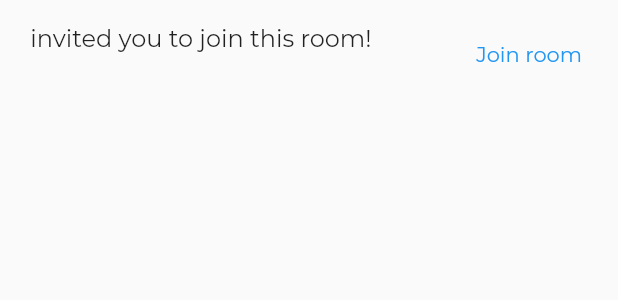
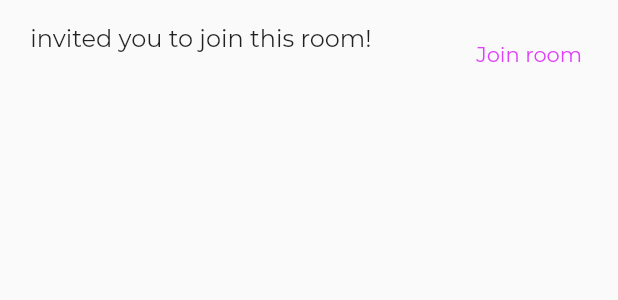
Before and after one commit to zunedz/TeamUp, a Flutter app: the InvitationNotificationItem widget shown alone on an empty page, opened directly with empty values, after a tap on "Join room", on a phone screen of 412 x 824 dp. Shown: the top 300 px of the screen. Run offline on Flutter 3.47's test engine with Material 2 defaults, Android fonts, the phone set to English and light mode, and no system bars; our stand-ins replace bloc, cloud_firestore, cool_alert, equatable, firebase_auth, firebase_core and 5 more; accounts and stored records are empty; project files that could hold a hidden picture were left out.

Commit message:
updated room invitation

```diff
--- a/lib/main.dart
+++ b/lib/main.dart
@@ -3,6 +3,7 @@ import 'package:flutter/material.dart';
 import "package:firebase_core/firebase_core.dart";
 import 'package:flutter_bloc/flutter_bloc.dart';
 import 'package:orbital_login/screens/home/chat_room_screen.dart';
+import 'package:orbital_login/screens/home/invite_friend.dart';
 import 'package:orbital_login/screens/home/search_following.dart';
 import 'package:orbital_login/services/authentication/authentication_cubit.dart';
 import 'package:orbital_login/dummy_data/dummy_data.dart';
@@ -51,7 +52,8 @@ class MyApp extends StatelessWidget {
             '/home/find-room': (ctx) => FindRoom(),
             '/home/create-room': (ctx) => CreateNewRoom(),
             '/home/chat-room-screen': (ctx) => ChatRoomScreen(),
-            '/home/search-following-screen': (ctx) => SearchFollowingScreen()
+            '/home/search-following-screen': (ctx) => SearchFollowingScreen(),
+            '/home/invite-friend-screen': (ctx) => InviteFriendScreen(),
           },
         ),
       ),
--- a/lib/screens/home/chat_room_screen.dart
+++ b/lib/screens/home/chat_room_screen.dart
@@ -24,6 +24,12 @@ class ChatRoomScreen extends StatelessWidget {
           appBar: AppBar(
             title: Text("${currentRoom["roomName"]}".toUpperCase()),
             actions: [
+              IconButton(
+                  onPressed: () {
+                    Navigator.of(context)
+                        .pushNamed('/home/invite-friend-screen');
+                  },
+                  icon: Icon(Icons.add)),
               IconButton(
                   onPressed: () async {
                     var roomRef = FirebaseFirestore.instance
--- a/lib/screens/home/find_room.dart
+++ b/lib/screens/home/find_room.dart
@@ -9,6 +9,7 @@ class FindRoom extends StatelessWidget {
   Widget build(BuildContext context) {
     return Scaffold(
       appBar: AppBar(
+        title: Text("Find a room"),
         elevation: 2,
       ),
       body: Column(
--- a/lib/widgets/notification_list/invitation_notification_item.dart
+++ b/lib/widgets/notification_list/invitation_notification_item.dart
@@ -1,3 +1,6 @@
+import 'package:cloud_firestore/cloud_firestore.dart';
+import 'package:cool_alert/cool_alert.dart';
+import 'package:firebase_auth/firebase_auth.dart';
 import 'package:flutter/material.dart';
 
 class InvitationNotificationItem extends StatelessWidget {
@@ -15,8 +18,51 @@ class InvitationNotificationItem extends StatelessWidget {
       title: Text("$senderName invited you to join this room!"),
       subtitle: Text(createdAt),
       trailing: TextButton(
-        child: Text("Join room"),
-        onPressed: () {},
+        child: Text(
+          "Join room",
+          style: TextStyle(color: Theme.of(context).accentColor),
+        ),
+        onPressed: () async {
+          var roomRef =
+              FirebaseFirestore.instance.collection('chatRoom').doc(roomId);
+
+          var roomUsers =
+              await roomRef.get().then((value) => value.data()!['userIdArray']);
+          var roomCapacity = await roomRef
+              .get()
+              .then((value) => value.data()!['roomCapacity']);
+          var userId = FirebaseAuth.instance.currentUser!.uid;
+          var userRef =
+              FirebaseFirestore.instance.collection('appUser').doc(userId);
+          var userName =
+              await userRef.get().then((value) => value.data()!['username']);
+          print(roomCapacity);
+          print(roomUsers.length);
+          if (roomCapacity > roomUsers.length) {
+            await roomRef.update({
+              'userIdArray': FieldValue.arrayUnion([userId])
+            });
+            await userRef.update({'roomId': roomId});
+            await roomRef.collection('/chats').add(
+              {
+                "text": "$userName has joined the room",
+                "createdAt": Timestamp.now(),
+                "userId": userId,
+                "username": userName,
+                "type": "join",
+              },
+            );
+            Navigator.popUntil(context, ModalRoute.withName('/home'));
+            Navigator.of(context).pushReplacementNamed('/home/chat-room-screen',
+                arguments: roomId);
+          } else {
+            await CoolAlert.show(
+              context: context,
+              type: CoolAlertType.error,
+              text: "Room is fully occupied",
+            );
+          }
+        }, //push and
       ),
     );
   }
--- a/lib/widgets/notification_list/notifications_list_part.dart
+++ b/lib/widgets/notification_list/notifications_list_part.dart
@@ -13,7 +13,7 @@ class NotificationListPart extends StatelessWidget {
         stream: FirebaseFirestore.instance
             .collection(
                 'appUser/${FirebaseAuth.instance.currentUser!.uid}/Notification')
-            .orderBy("createdAt")
+            .orderBy("createdAt", descending: true)
             .snapshots(),
         builder: (context,
             AsyncSnapshot<QuerySnapshot<Map<String, dynamic>>> snapshot) {
```
Also changed, not shown: lib/screens/home/invite_friend.dart (added, +76 -0 lines), lib/widgets/invite_friend/invite_friend_item.dart (added, +42 -0 lines).
